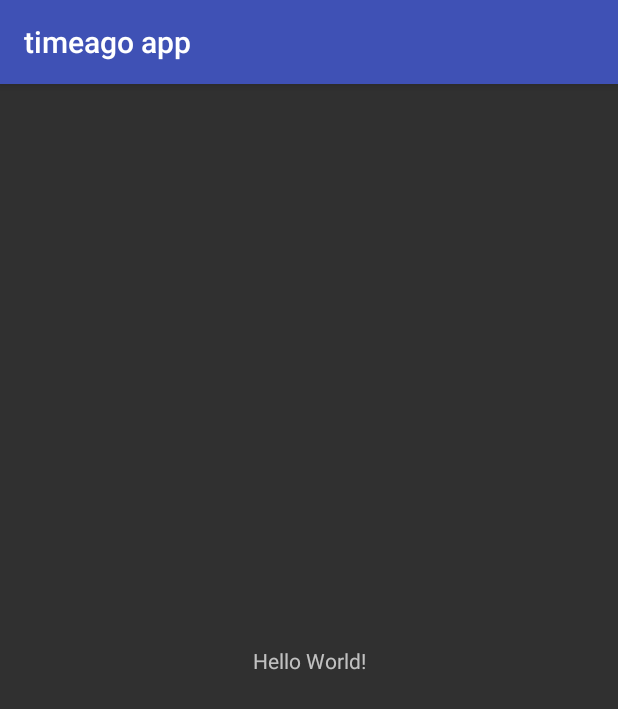
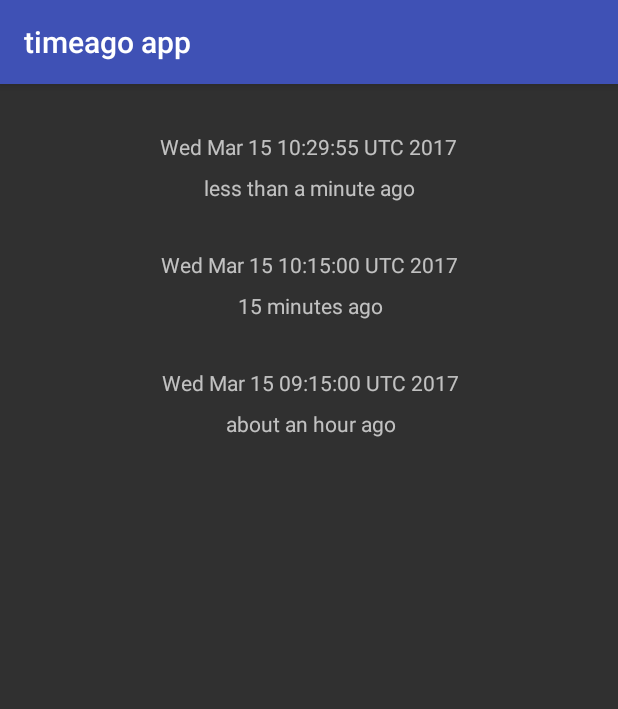
Before and after one commit to Jivyx/android-timeago, an Android app: the screen it shows after launch (MainActivity), on a phone screen of 412 x 824 dp. Shown: the top 709 px of the screen. Run offline under Robolectric (Android 15) with nearby library versions, the phone set to English and light mode, and no system bars.

Commit message:
First implementation, thanks to jquery-timeago

```diff
--- a/app/src/main/java/fr/dadda/jv/timeago/app/MainActivity.java
+++ b/app/src/main/java/fr/dadda/jv/timeago/app/MainActivity.java
@@ -1,7 +1,13 @@
 package fr.dadda.jv.timeago.app;
 
+import android.support.annotation.IdRes;
 import android.support.v7.app.AppCompatActivity;
 import android.os.Bundle;
+import android.widget.TextView;
+
+import java.util.Date;
+
+import fr.dadda.jv.timeago.TimeAgo;
 
 public class MainActivity extends AppCompatActivity {
 
@@ -9,5 +15,16 @@ public class MainActivity extends AppCompatActivity {
     protected void onCreate(Bundle savedInstanceState) {
         super.onCreate(savedInstanceState);
         setContentView(fr.dadda.jv.timeago.app.R.layout.activity_main);
+
+        setDate(R.id.tvDate1, R.id.tvTimeAgo1, new Date(System.currentTimeMillis() - 5 * 1000));
+        setDate(R.id.tvDate2, R.id.tvTimeAgo2, new Date(System.currentTimeMillis() - 15 * 60 * 1000));
+        setDate(R.id.tvDate3, R.id.tvTimeAgo3, new Date(System.currentTimeMillis() - 75 * 60 * 1000));
+    }
+
+    private void setDate(@IdRes int tvDateRes, @IdRes int tvTimeAgoRes, Date date) {
+        TextView tvDate = (TextView) findViewById(tvDateRes);
+        TextView tvTimeAgo = (TextView) findViewById(tvTimeAgoRes);
+        tvDate.setText(date.toString());
+        tvTimeAgo.setText(TimeAgo.timeAgo(this, date));
     }
 }
--- a/app/src/main/res/layout/activity_main.xml
+++ b/app/src/main/res/layout/activity_main.xml
@@ -7,12 +7,75 @@
     tools:context=".MainActivity">
 
     <TextView
+        android:id="@+id/tvDate1"
         android:layout_width="wrap_content"
         android:layout_height="wrap_content"
-        android:text="Hello World!"
-        app:layout_constraintBottom_toBottomOf="parent"
-        app:layout_constraintLeft_toLeftOf="parent"
+        tools:text="tvDate1"
+        app:layout_constraintTop_toTopOf="parent"
+        android:layout_marginTop="32dp"
+        android:layout_marginRight="8dp"
         app:layout_constraintRight_toRightOf="parent"
-        app:layout_constraintTop_toTopOf="parent" />
+        android:layout_marginLeft="8dp"
+        app:layout_constraintLeft_toLeftOf="parent" />
+
+    <TextView
+        android:id="@+id/tvTimeAgo1"
+        android:layout_width="wrap_content"
+        android:layout_height="wrap_content"
+        android:layout_marginLeft="0dp"
+        android:layout_marginRight="0dp"
+        android:layout_marginTop="8dp"
+        app:layout_constraintLeft_toLeftOf="@+id/tvDate1"
+        app:layout_constraintRight_toRightOf="@+id/tvDate1"
+        app:layout_constraintTop_toBottomOf="@+id/tvDate1"
+        tools:text="tvTimeAgo1" />
+
+    <TextView
+        android:id="@+id/tvDate2"
+        android:layout_width="wrap_content"
+        android:layout_height="wrap_content"
+        android:layout_marginLeft="0dp"
+        app:layout_constraintLeft_toLeftOf="@+id/tvTimeAgo1"
+        tools:text="tvDate2"
+        android:layout_marginTop="32dp"
+        app:layout_constraintTop_toBottomOf="@+id/tvTimeAgo1"
+        android:layout_marginRight="0dp"
+        app:layout_constraintRight_toRightOf="@+id/tvTimeAgo1" />
+
+    <TextView
+        android:id="@+id/tvTimeAgo2"
+        android:layout_width="wrap_content"
+        android:layout_height="wrap_content"
+        android:layout_marginLeft="0dp"
+        android:layout_marginRight="0dp"
+        android:layout_marginTop="8dp"
+        app:layout_constraintLeft_toLeftOf="@+id/tvDate2"
+        app:layout_constraintRight_toRightOf="@+id/tvDate2"
+        app:layout_constraintTop_toBottomOf="@+id/tvDate2"
+        tools:text="tvTimeAgo2" />
+
+    <TextView
+        android:id="@+id/tvDate3"
+        android:layout_width="wrap_content"
+        android:layout_height="wrap_content"
+        android:layout_marginLeft="0dp"
+        app:layout_constraintLeft_toLeftOf="@+id/tvTimeAgo2"
+        tools:text="tvDate3"
+        android:layout_marginTop="32dp"
+        app:layout_constraintTop_toBottomOf="@+id/tvTimeAgo2"
+        android:layout_marginRight="0dp"
+        app:layout_constraintRight_toRightOf="@+id/tvTimeAgo2" />
+
+    <TextView
+        android:id="@+id/tvTimeAgo3"
+        android:layout_width="wrap_content"
+        android:layout_height="wrap_content"
+        android:layout_marginLeft="0dp"
+        android:layout_marginRight="0dp"
+        android:layout_marginTop="8dp"
+        app:layout_constraintLeft_toLeftOf="@+id/tvDate3"
+        app:layout_constraintRight_toRightOf="@+id/tvDate3"
+        app:layout_constraintTop_toBottomOf="@+id/tvDate3"
+        tools:text="tvTimeAgo3" />
 
 </android.support.constraint.ConstraintLayout>
--- /dev/null
+++ b/lib/src/main/java/fr/dadda/jv/timeago/TimeAgo.java
@@ -0,0 +1,69 @@
+package fr.dadda.jv.timeago;
+
+
+import android.content.Context;
+
+import java.util.Date;
+
+public class TimeAgo {
+
+    private TimeAgo() {
+        // Nothing
+    }
+
+    public static String timeUntil(Context context, final Date date) {
+        return timeUntil(context, date.getTime());
+    }
+
+    public static String timeAgo(Context context, final Date date) {
+        return timeAgo(context, date.getTime());
+    }
+
+    public static String timeUntil(Context context, final long millis) {
+        return time(context, millis - System.currentTimeMillis());
+    }
+
+    public static String timeAgo(Context context, final long millis) {
+        return time(context, System.currentTimeMillis() - millis);
+    }
+
+    public static String time(Context context, long diffMillis) {
+        double seconds = Math.abs(diffMillis) / 1000;
+        double minutes = seconds / 60;
+        double hours = minutes / 60;
+        double days = hours / 24;
+        double years = days / 365;
+
+        final String time;
+        if (seconds < 45) {
+            time = context.getString(R.string.timeago_secondes);
+        } else if (seconds < 90) {
+            time = context.getString(R.string.timeago_minute);
+        } else if (minutes < 45) {
+            time = context.getString(R.string.timeago_minutes, Math.round(minutes));
+        } else if (minutes < 90) {
+            time = context.getString(R.string.timeago_hour);
+        } else if (hours < 24) {
+            time = context.getString(R.string.timeago_hours, Math.round(hours));
+        } else if (hours < 42) {
+            time = context.getString(R.string.timeago_day);
+        } else if (days < 30) {
+            time = context.getString(R.string.timeago_days, Math.floor(days));
+        } else if (days < 45) {
+            time = context.getString(R.string.timeago_month);
+        } else if (days < 365) {
+            time = context.getString(R.string.timeago_months, Math.floor(days / 30));
+        } else if (years < 1.5) {
+            time = context.getString(R.string.timeago_year);
+        } else {
+            time = context.getString(R.string.timeago_years, Math.floor(years));
+        }
+
+        if (diffMillis < 0) {
+            return context.getString(R.string.timeago_from_now, time);
+        } else {
+            return context.getString(R.string.timeago_ago, time);
+        }
+    }
+
+}
--- a/lib/src/main/res/values/strings.xml
+++ b/lib/src/main/res/values/strings.xml
@@ -1,3 +1,17 @@
 <resources>
-    <string name="app_name">Timeago</string>
+    <string name="timeago_ago">%1$s ago</string>
+    <string name="timeago_from_now">%1$s from now</string>
+
+    <string name="timeago_secondes">less than a minute</string>
+    <string name="timeago_minute">about a minute</string>
+    <string name="timeago_minutes">%1$d minutes</string>
+    <string name="timeago_hour">about an hour</string>
+    <string name="timeago_hours">about %1$d hours</string>
+    <string name="timeago_day">a day</string>
+    <string name="timeago_days">%1$d days</string>
+    <string name="timeago_month">about a month</string>
+    <string name="timeago_months">%1$d months</string>
+    <string name="timeago_year">about a year</string>
+    <string name="timeago_years">%1$d years</string>
+
 </resources>
```
Also changed, not shown: 1 other file.
